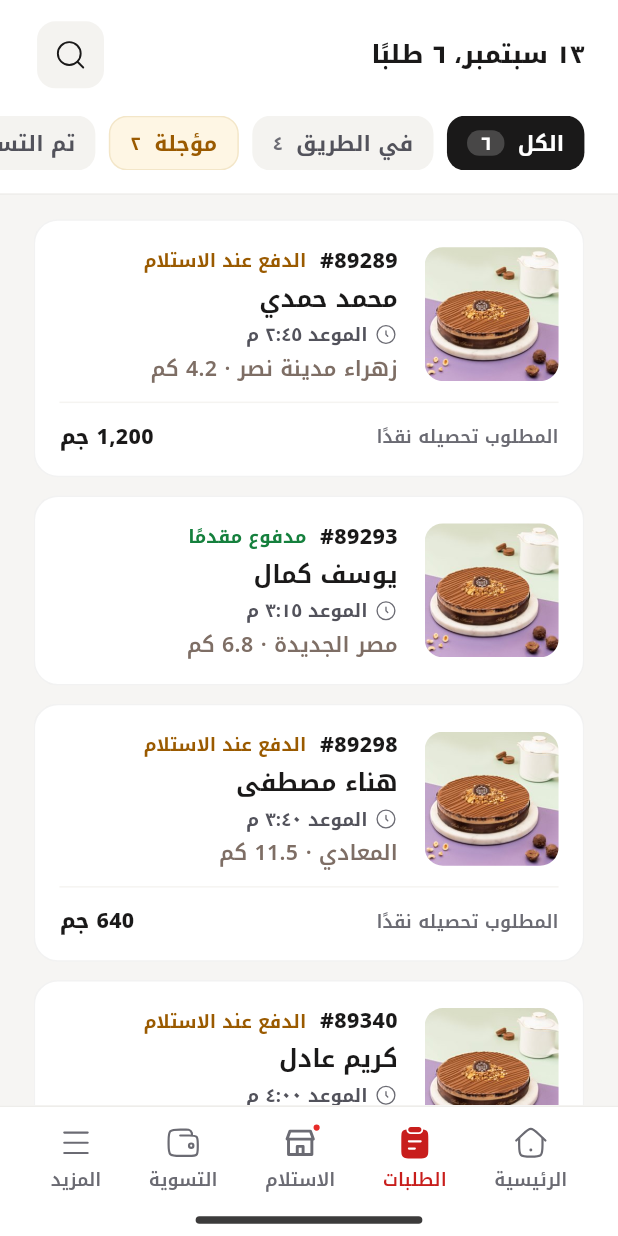
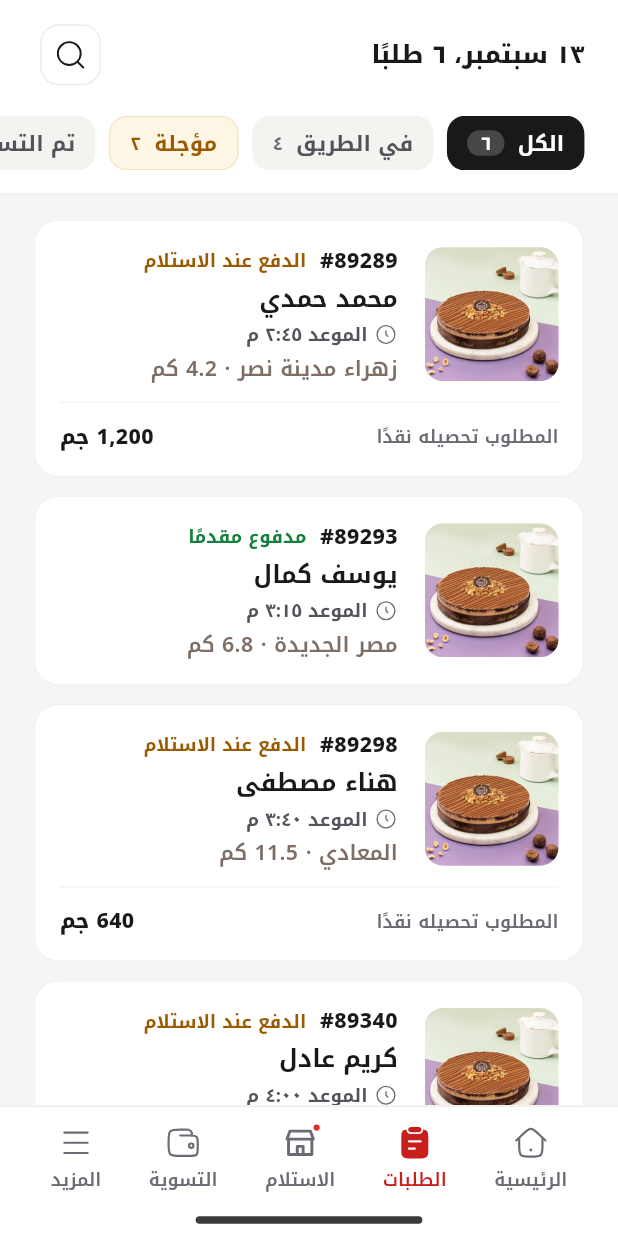
Before and after one commit to ahmedmarwan47-stack/orderbase_delivery_app, a Flutter app: the QueueScreen screen opened by its route, on a phone screen of 412 x 824 dp. Run offline on Flutter 3.47's test engine with Material 3 defaults, Android fonts, the phone set to English and light mode, and no system bars; our stand-ins replace easy_localization, flutter_map, flutter_modular, flutter_screenutil, flutter_svg, latlong2 and 1 more.

Commit message:
Unify the square icon buttons: white tile + hairline border, 40pt
The Orders/search header buttons were gray (surface-muted) at 44pt while the home
header icons and the shared back tile were white + hairline border at 40pt. Adopt
the white+border 40pt style everywhere so the icon-button family reads as one.

Co-Authored-By: Claude Opus 4.8 <noreply@anthropic.com>

```diff
--- a/lib/features/queue/presentation/widgets/queue_browse_header.dart
+++ b/lib/features/queue/presentation/widgets/queue_browse_header.dart
@@ -36,7 +36,7 @@ class _QueueBrowseHeader extends StatelessWidget {
                 _SquareIconButton(
                   icon: AppAssets.svg.search,
                   onTap: vc.openSearch,
-                  size: AppSize.sH44,
+                  size: AppSize.sH40,
                   label: LocaleKeys.a11ySearch.tr(),
                 ),
               ],
@@ -52,7 +52,8 @@ class _QueueBrowseHeader extends StatelessWidget {
   }
 }
 
-/// Reused square icon button (search / back). Neutral muted tile.
+/// Reused square icon button (search / back) — white tile + hairline border,
+/// matching the home header icons and the shared back tile (one icon-button look).
 class _SquareIconButton extends StatelessWidget {
   const _SquareIconButton({
     required this.icon,
@@ -78,8 +79,9 @@ class _SquareIconButton extends StatelessWidget {
             width: size,
             height: size,
             decoration: BoxDecoration(
-              color: AppColors.surfaceMuted,
+              color: AppColors.surface,
               borderRadius: BorderRadius.circular(AppCircular.r12),
+              border: Border.all(color: AppColors.iconButtonBorder),
             ),
             child: Center(
               child: IconWidget(
```
